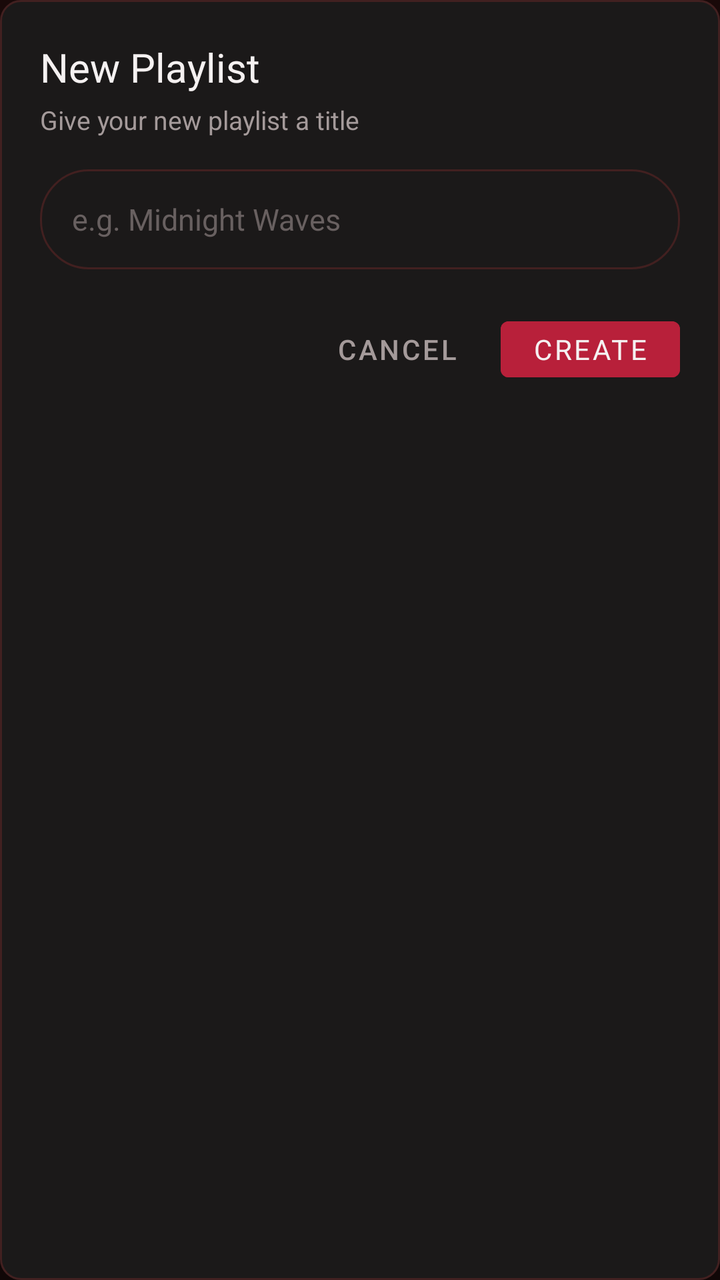
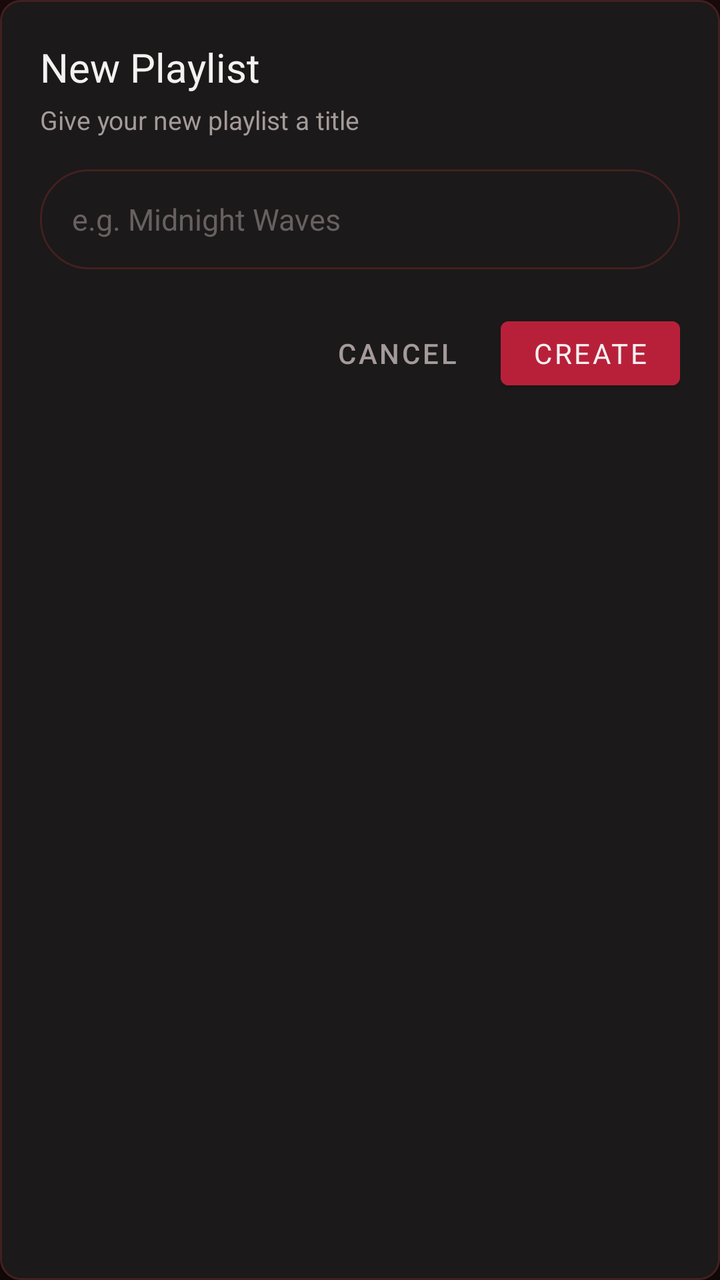

Screens rendered from an Android XML layout before and after an edit, with the pre-edit source and the edit as a unified diff.
<!-- AndroidManifest.xml: application theme Theme.BraveMusicPlayer -->
<!-- res/layout/dialog_create_playlist.xml -->
<?xml version="1.0" encoding="utf-8"?>
<LinearLayout xmlns:android="http://schemas.android.com/apk/res/android"
    xmlns:app="http://schemas.android.com/apk/res-auto"
    android:layout_width="match_parent"
    android:layout_height="wrap_content"
    android:background="@drawable/bg_rounded_card"
    android:orientation="vertical"
    android:padding="20dp">

    <TextView
        android:layout_width="wrap_content"
        android:layout_height="wrap_content"
        android:fontFamily="@font/youtube_sans_bold_font"
        android:text="New Playlist"
        android:textColor="@color/textPrimary"
        android:textSize="20sp" />

    <TextView
        android:layout_width="wrap_content"
        android:layout_height="wrap_content"
        android:layout_marginTop="4dp"
        android:fontFamily="sans-serif"
        android:text="Give your new playlist a title"
        android:textColor="@color/textSecondary"
        android:textSize="13sp" />

    <EditText
        android:id="@+id/etPlaylistNameInput"
        android:layout_width="match_parent"
        android:layout_height="50dp"
        android:layout_marginTop="16dp"
        android:background="@drawable/bg_search_input_explore"
        android:fontFamily="sans-serif"
        android:hint="e.g. Midnight Waves"
        android:imeOptions="actionDone"
        android:inputType="textCapSentences"
        android:maxLines="1"
        android:paddingStart="16dp"
        android:paddingEnd="16dp"
        android:singleLine="true"
        android:textColor="@color/textPrimary"
        android:textColorHint="@color/textDisabled"
        android:textSize="15sp" />

    <LinearLayout
        android:layout_width="match_parent"
        android:layout_height="wrap_content"
        android:layout_marginTop="20dp"
        android:gravity="end"
        android:orientation="horizontal">

        <Button
            android:id="@+id/btnCancelCreatePlaylist"
            style="@style/Widget.MaterialComponents.Button.TextButton"
            android:layout_width="wrap_content"
            android:layout_height="40dp"
            android:fontFamily="sans-serif-medium"
            android:text="Cancel"
            android:textColor="@color/textSecondary"
            android:textSize="14sp" />

        <Button
            android:id="@+id/btnConfirmCreatePlaylist"
            style="@style/Widget.MaterialComponents.Button"
            android:layout_width="wrap_content"
            android:layout_height="40dp"
            android:layout_marginStart="8dp"
            android:backgroundTint="@color/accentPrimary"
            android:fontFamily="sans-serif-bold"
            android:text="Create"
            android:textColor="@color/textPrimary"
            android:textSize="14sp" />
    </LinearLayout>
</LinearLayout>
<!-- resources referenced by this layout -->
<resources>
  <color name="accentPrimary">#B8203A</color>
  <color name="textDisabled">#686060</color>
  <color name="textPrimary">#F5F1F1</color>
  <color name="textSecondary">#A49A9A</color>
  <!-- drawable bg_rounded_card (drawable) -->
  <?xml version="1.0" encoding="utf-8"?>
  <shape xmlns:android="http://schemas.android.com/apk/res/android"
      android:shape="rectangle">
      <corners android:radius="10dp" />
      <solid android:color="@color/surfaceCard" />
      <stroke
          android:width="1dp"
          android:color="@color/borderSubtle" />
  </shape>
  <!-- drawable bg_search_input_explore (drawable) -->
  <?xml version="1.0" encoding="utf-8"?>
  <shape xmlns:android="http://schemas.android.com/apk/res/android"
      android:shape="rectangle">
      <solid android:color="@color/surfaceCard" />
      <stroke
          android:width="1dp"
          android:color="@color/borderSubtle" />
      <corners android:radius="24dp" />
  </shape>
  <style name="Theme.BraveMusicPlayer" parent="Theme.MaterialComponents.DayNight.NoActionBar">
          <item name="colorPrimary">@color/accentPrimary</item>
          <item name="colorPrimaryVariant">@color/surfaceCard</item>
          <item name="colorOnPrimary">@color/textPrimary</item>
          <item name="colorSecondary">@color/accentPrimary</item>
          <item name="colorSecondaryVariant">@color/accentPressed</item>
          <item name="colorOnSecondary">@color/textPrimary</item>
          <item name="android:colorBackground">@color/background</item>
          <item name="android:statusBarColor">@color/background</item>
          <item name="android:navigationBarColor">@color/background</item>
          <item name="android:windowBackground">@drawable/bg_ytm_gradient</item>
          <item name="bottomSheetDialogTheme">@style/MelodyBottomSheetDialogTheme</item>
      </style>
  <color name="surfaceCard">#1B1919</color>
  <color name="borderSubtle">#422020</color>
  <color name="accentPressed">#8F1830</color>
  <color name="background">#100707</color>
  <!-- drawable bg_ytm_gradient (drawable) -->
  <?xml version="1.0" encoding="utf-8"?>
  <shape xmlns:android="http://schemas.android.com/apk/res/android"
      android:shape="rectangle">
      <gradient
          android:angle="270"
          android:startColor="@color/backgroundSecondary"
          android:endColor="@color/background"
          android:type="linear" />
  </shape>
  <style name="MelodyBottomSheetDialogTheme" parent="Theme.Design.Light.BottomSheetDialog">
          <item name="bottomSheetStyle">@style/MelodyBottomSheetStyle</item>
          <item name="android:windowIsFloating">false</item>
          <item name="android:navigationBarColor">@color/background</item>
      </style>
  <color name="backgroundSecondary">#190909</color>
  <style name="MelodyBottomSheetStyle" parent="Widget.Design.BottomSheet.Modal">
          <item name="android:background">@android:color/transparent</item>
      </style>
</resources>

<!-- the commit's change to res/layout/dialog_create_playlist.xml (unified diff, before → after) -->
@@ -8,6 +8,7 @@
     android:padding="20dp">
 
     <TextView
+        android:id="@+id/tvCreatePlaylistTitle"
         android:layout_width="wrap_content"
         android:layout_height="wrap_content"
         android:fontFamily="@font/youtube_sans_bold_font"
@@ -16,6 +17,7 @@
         android:textSize="20sp" />
 
     <TextView
+        android:id="@+id/tvCreatePlaylistSubtitle"
         android:layout_width="wrap_content"
         android:layout_height="wrap_content"
         android:layout_marginTop="4dp"
@@ -40,6 +42,7 @@
         android:singleLine="true"
         android:textColor="@color/textPrimary"
         android:textColorHint="@color/textDisabled"
+        android:contentDescription="Playlist title"
         android:textSize="15sp" />
 
     <LinearLayout
@@ -53,7 +56,8 @@
             android:id="@+id/btnCancelCreatePlaylist"
             style="@style/Widget.MaterialComponents.Button.TextButton"
             android:layout_width="wrap_content"
-            android:layout_height="40dp"
+            android:layout_height="44dp"
+            android:minHeight="44dp"
             android:fontFamily="sans-serif-medium"
             android:text="Cancel"
             android:textColor="@color/textSecondary"
@@ -63,7 +67,8 @@
             android:id="@+id/btnConfirmCreatePlaylist"
             style="@style/Widget.MaterialComponents.Button"
             android:layout_width="wrap_content"
-            android:layout_height="40dp"
+            android:layout_height="44dp"
+            android:minHeight="44dp"
             android:layout_marginStart="8dp"
             android:backgroundTint="@color/accentPrimary"
             android:fontFamily="sans-serif-bold"
<!-- resource entries referenced after the edit -->
@@ -33,7 +33,9 @@
           <item name="colorOnSecondary">@color/textPrimary</item>
           <item name="android:colorBackground">@color/background</item>
           <item name="android:statusBarColor">@color/background</item>
-          <item name="android:navigationBarColor">@color/background</item>
+          <item name="android:navigationBarColor">@color/backgroundSecondary</item>
+          <item name="android:windowLightStatusBar">false</item>
+          <item name="android:windowLightNavigationBar" tools:targetApi="27">false</item>
           <item name="android:windowBackground">@drawable/bg_ytm_gradient</item>
           <item name="bottomSheetDialogTheme">@style/MelodyBottomSheetDialogTheme</item>
       </style>
@@ -54,7 +56,8 @@
   <style name="MelodyBottomSheetDialogTheme" parent="Theme.Design.Light.BottomSheetDialog">
           <item name="bottomSheetStyle">@style/MelodyBottomSheetStyle</item>
           <item name="android:windowIsFloating">false</item>
-          <item name="android:navigationBarColor">@color/background</item>
+          <item name="android:navigationBarColor">@color/backgroundSecondary</item>
+          <item name="android:windowLightNavigationBar" tools:targetApi="27">false</item>
       </style>
   <color name="backgroundSecondary">#190909</color>
   <style name="MelodyBottomSheetStyle" parent="Widget.Design.BottomSheet.Modal">
